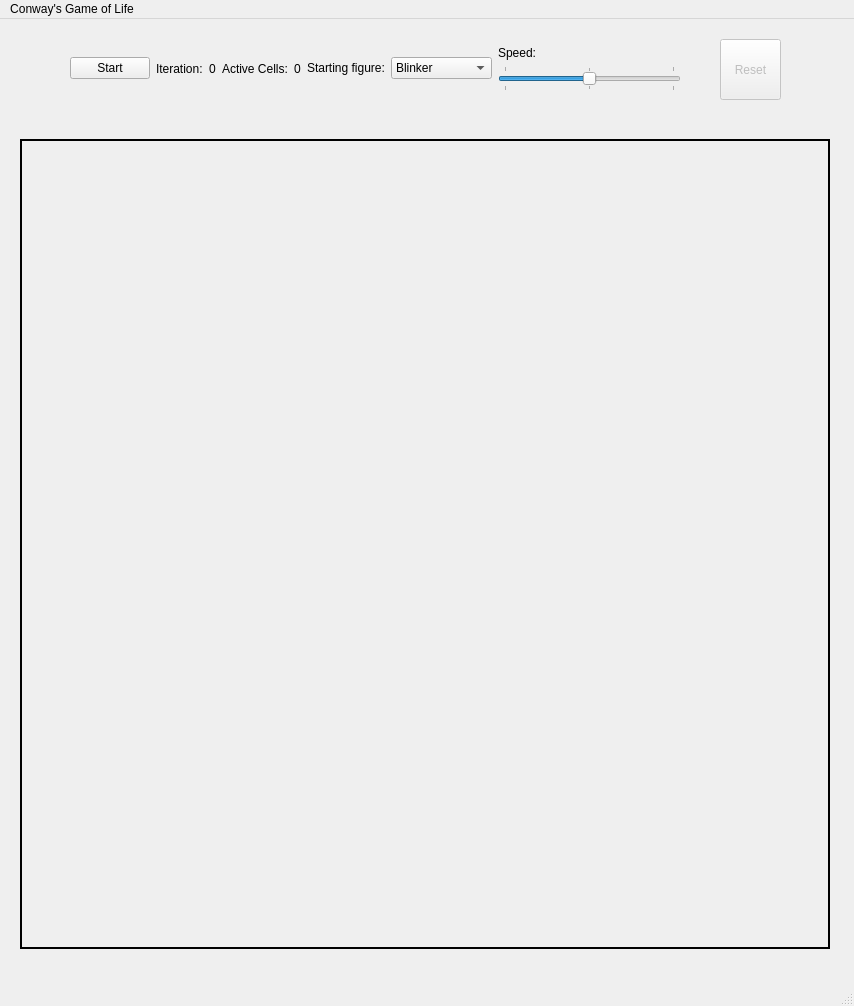
jhonitmon/gameoflife_ui, file mainwindow.ui: the form before one commit.
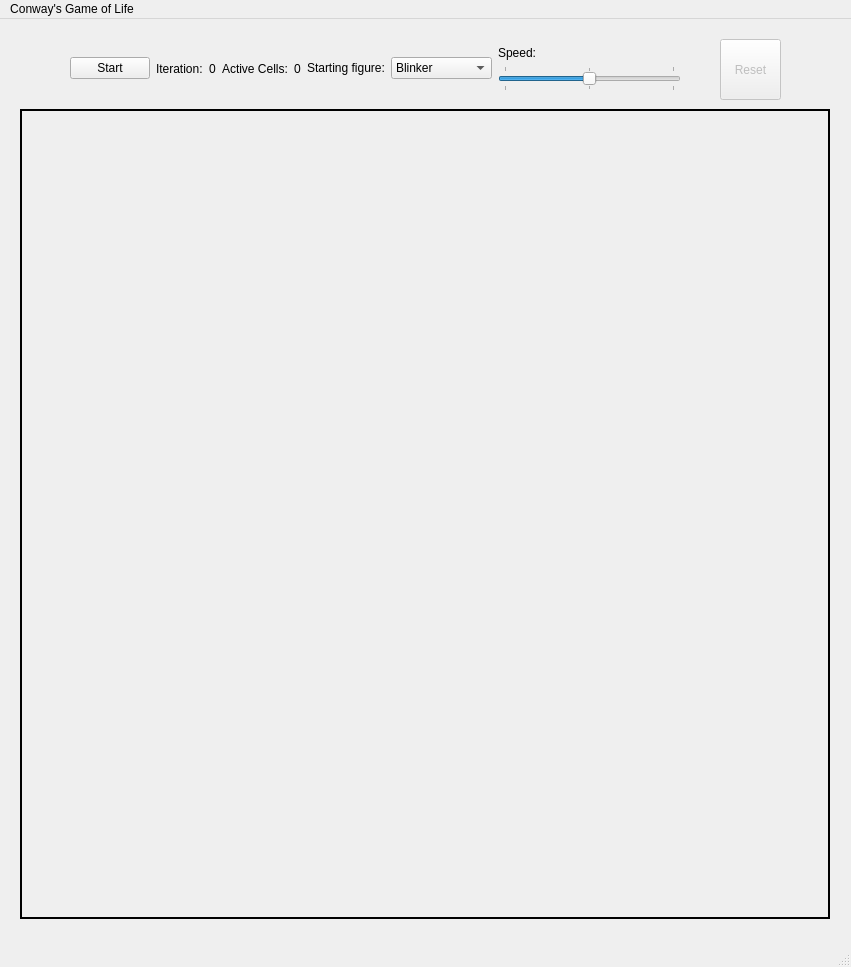
The form after the commit.

```diff
--- a/mainwindow.ui
+++ b/mainwindow.ui
@@ -6,8 +6,8 @@
    <rect>
     <x>0</x>
     <y>0</y>
-    <width>854</width>
-    <height>1006</height>
+    <width>851</width>
+    <height>967</height>
    </rect>
   </property>
   <property name="windowTitle">
@@ -24,7 +24,7 @@
     <property name="geometry">
      <rect>
       <x>20</x>
-      <y>120</y>
+      <y>90</y>
       <width>810</width>
       <height>810</height>
      </rect>
@@ -196,7 +196,7 @@
     <rect>
      <x>0</x>
      <y>0</y>
-     <width>854</width>
+     <width>851</width>
      <height>22</height>
     </rect>
    </property>
```
